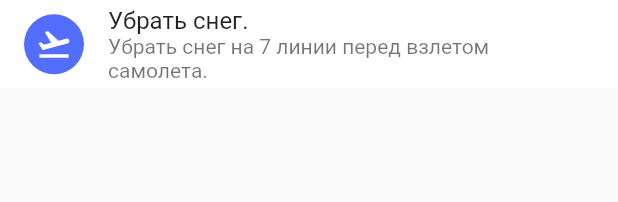
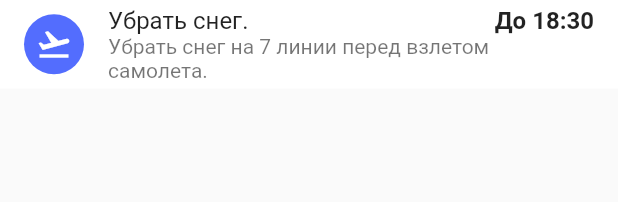
Before and after one commit to mentoster/sheremetyevo_tasks, a Flutter app: the NewTask widget shown alone on an empty page, opened directly, on a phone screen of 412 x 824 dp. Shown: the top 202 px of the screen. Run offline on Flutter 3.47's test engine with Material 2 defaults, Android fonts, the phone set to English and light mode, and no system bars; drawn by our look-alikes of flutter_slidable; our stand-ins replace flutter_login, liquid_progress_indicator_ns, photo_view, sliding_up_panel.

Commit message:
add time new task

```diff
--- a/lib/Screens/mapScreen/widgets/Tasks/new_task.dart
+++ b/lib/Screens/mapScreen/widgets/Tasks/new_task.dart
@@ -9,7 +9,6 @@ class NewTask extends StatelessWidget {
   @override
   Widget build(BuildContext context) {
     return Slidable(
-
       actionPane: SlidableDrawerActionPane(),
       actionExtentRatio: 0.25,
       child: Container(
@@ -22,7 +21,16 @@ class NewTask extends StatelessWidget {
               child: Icon(Icons.flight_takeoff),
               foregroundColor: Colors.white,
             ),
-            title: Text('Убрать снег.'),
+            title: Row(
+              mainAxisAlignment: MainAxisAlignment.spaceBetween,
+              children: [
+                Text('Убрать снег.'),
+                Text(
+                  'До 18:30',
+                  style: TextStyle(fontWeight: FontWeight.bold),
+                ),
+              ],
+            ),
             subtitle: Text('Убрать снег на 7 линии перед взлетом самолета.'),
           ),
         ),
@@ -37,7 +45,7 @@ class NewTask extends StatelessWidget {
         IconSlideAction(
           caption: 'Принять',
           color: Colors.green,
-          icon: Icons.share,
+          icon: Icons.check,
           onTap: () => Text('Share'),
         ),
       ],
```
